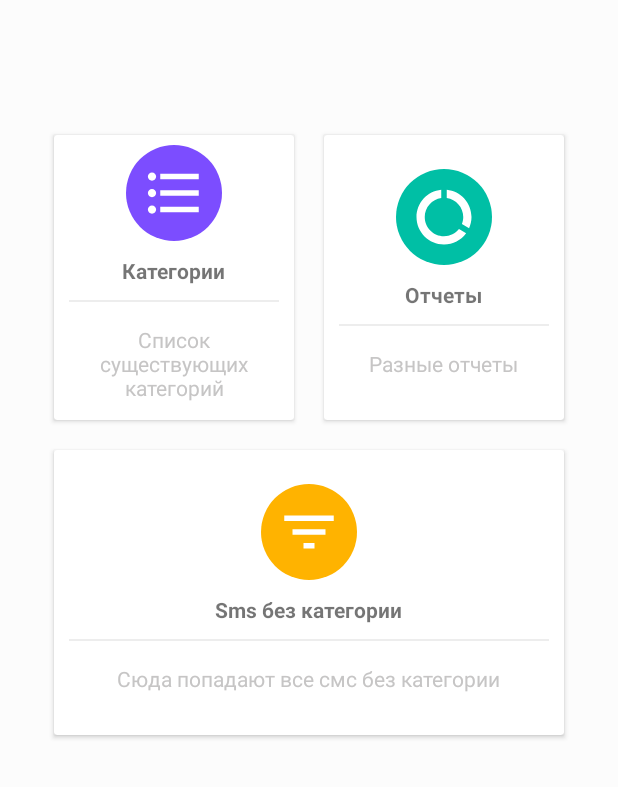
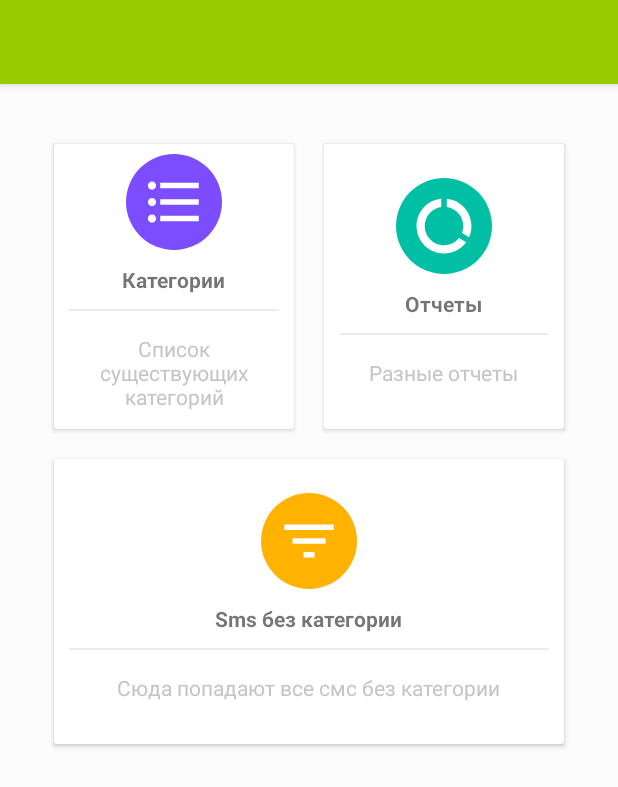
Before and after one commit to nshkuratova/PriorSmsReader, an Android app: the screen it shows after launch (MainActivity), on a phone screen of 412 x 824 dp. Shown: the top 787 px of the screen. Run offline under Robolectric (Android 15) with nearby library versions, the phone set to English and light mode, and no system bars.

```diff
--- a/app/src/main/res/layout/activity_main.xml
+++ b/app/src/main/res/layout/activity_main.xml
@@ -6,15 +6,30 @@
     android:layout_height="match_parent"
     android:background="@color/backgroundcolor"
     android:orientation="vertical"
-    android:paddingTop="80dp"
     tools:context="com.example.nikashkuratova.smsreader.MainActivity">
+
+
+    <android.support.design.widget.AppBarLayout
+        android:layout_width="match_parent"
+        android:layout_height="wrap_content"
+        android:theme="@style/AppTheme.AppBarOverlay">
+
+        <android.support.v7.widget.Toolbar
+            android:id="@+id/toolbar"
+            android:layout_width="match_parent"
+            android:layout_height="?attr/actionBarSize"
+            android:background="?attr/colorPrimary"
+            app:popupTheme="@style/AppTheme.PopupOverlay" />
+
+    </android.support.design.widget.AppBarLayout>
 
     <LinearLayout
         android:layout_width="match_parent"
         android:layout_height="wrap_content"
         android:clipToPadding="false"
         android:gravity="center"
-        android:orientation="horizontal">
+        android:orientation="horizontal"
+        android:paddingTop="30dp">
 
         <android.support.v7.widget.CardView
             android:layout_width="160dp"
```
